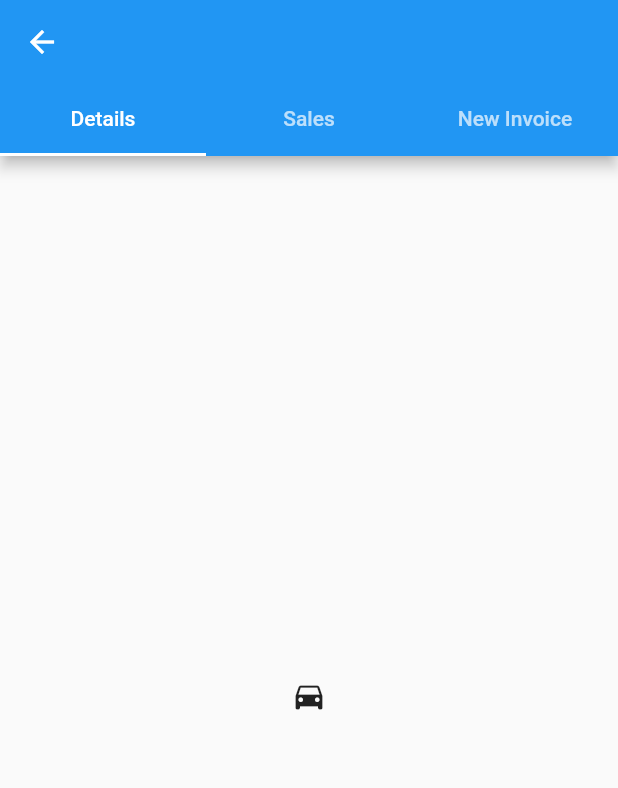
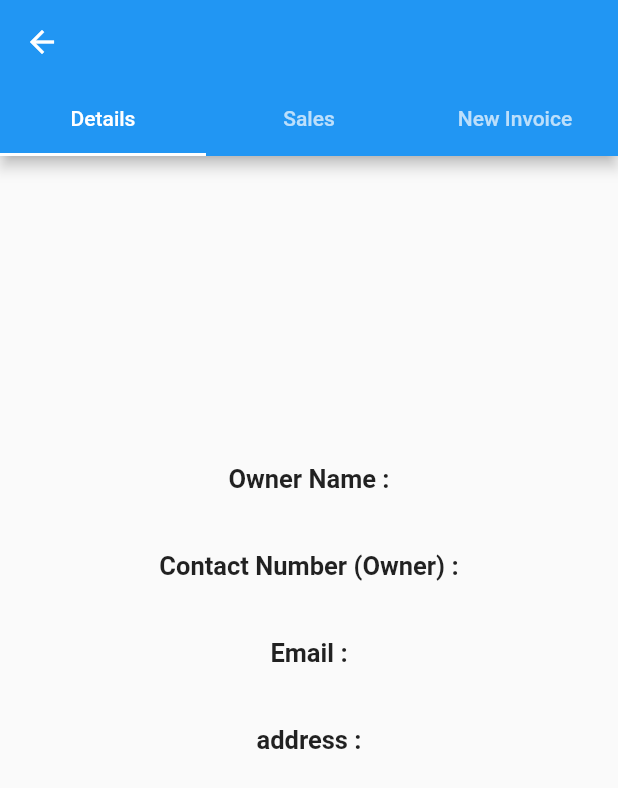
Before and after one commit to yasindu-dilshan/smart-pos-mobile, a Flutter app: the ShopHomePage screen opened directly with empty values, on a phone screen of 412 x 824 dp. Shown: the top 788 px of the screen. Run offline on Flutter 3.47's test engine with Material 2 defaults, Android fonts, the phone set to English and light mode, and no system bars; our stand-ins replace datetime_picker_formfield, flutter_svg, google_maps_flutter.

Commit message:
add-shopDetails-Sales-pages

```diff
--- a/lib/data/shop.dart
+++ b/lib/data/shop.dart
@@ -7,6 +7,7 @@ class Shop {
   final String latitude;
   final String ownerName;
   final String address;
+  final String? id;
 
   // ignore: sort_constructors_first
   Shop(
@@ -17,11 +18,13 @@ class Shop {
       required this.longitude,
       required this.latitude,
       required this.ownerName,
+      required this.id,
       required this.address});
 
   // ignore: sort_constructors_first
   factory Shop.fromJSON(Map<String, dynamic> data) {
     return Shop(
+        id: data['_id'],
         name: data['name'],
         location: data['location'],
         email: data['email'],
--- a/lib/pages/shop_home_page.dart
+++ b/lib/pages/shop_home_page.dart
@@ -1,5 +1,7 @@
 import 'package:flutter/material.dart';
 import 'package:smart_pos_mobile/data/shop.dart';
+import 'package:smart_pos_mobile/pages/sales_page.dart';
+import 'package:smart_pos_mobile/pages/view_shop_details_page.dart';
 
 class ShopHomeArguments {
   ShopHomeArguments({required this.shop});
@@ -39,8 +41,8 @@ class ShopHomePage extends StatelessWidget {
           ),
           body: TabBarView(
             children: [
-              Icon(Icons.directions_car),
-              Icon(Icons.directions_transit),
+              ViewShopDetailsPage(shop: shop),
+              SalesPage(shop: shop),
               Icon(Icons.directions_bike),
             ],
           ),
--- /dev/null
+++ b/lib/pages/view_shop_details_page.dart
@@ -0,0 +1,85 @@
+import 'package:flutter/material.dart';
+import 'package:smart_pos_mobile/data/shop.dart';
+
+class ViewShopDetailsPage extends StatelessWidget {
+  ViewShopDetailsPage({required this.shop});
+  final Shop shop;
+
+  @override
+  Widget build(BuildContext context) {
+    print(shop.id);
+    return Center(
+      child: Column(
+        children: [
+          SizedBox(
+            height: 120,
+          ),
+          Text(
+            shop.name,
+            style: TextStyle(fontSize: 30),
+          ),
+          SizedBox(
+            height: 50,
+          ),
+          Text(
+            'Owner Name :',
+            style: TextStyle(fontWeight: FontWeight.bold, fontSize: 17),
+          ),
+          SizedBox(
+            height: 2,
+          ),
+          Text(
+            shop.ownerName,
+            style: TextStyle(
+                fontWeight: FontWeight.w700, fontSize: 15, color: Colors.blue),
+          ),
+          SizedBox(
+            height: 18,
+          ),
+          Text(
+            'Contact Number (Owner) :',
+            style: TextStyle(fontWeight: FontWeight.bold, fontSize: 17),
+          ),
+          SizedBox(
+            height: 2,
+          ),
+          Text(
+            shop.telephone,
+            style: TextStyle(
+                fontWeight: FontWeight.w700, fontSize: 15, color: Colors.blue),
+          ),
+          SizedBox(
+            height: 18,
+          ),
+          Text(
+            'Email :',
+            style: TextStyle(fontWeight: FontWeight.bold, fontSize: 17),
+          ),
+          SizedBox(
+            height: 2,
+          ),
+          Text(
+            shop.email,
+            style: TextStyle(
+                fontWeight: FontWeight.w700, fontSize: 15, color: Colors.blue),
+          ),
+          SizedBox(
+            height: 18,
+          ),
+          Text(
+            'address :',
+            style: TextStyle(fontWeight: FontWeight.bold, fontSize: 17),
+          ),
+          SizedBox(
+            height: 2,
+          ),
+          Text(
+            shop.address,
+            style: TextStyle(
+                fontWeight: FontWeight.w700, fontSize: 15, color: Colors.blue),
+          ),
+        ],
+      ),
+    );
+  }
+}
```
Also changed, not shown: lib/data/order.dart (+13 -11 lines), lib/pages/sales_page.dart (added, +171 -0 lines), lib/services/order_service.dart (+23 -0 lines), lib/services/shop_service.dart (+10 -0 lines).
